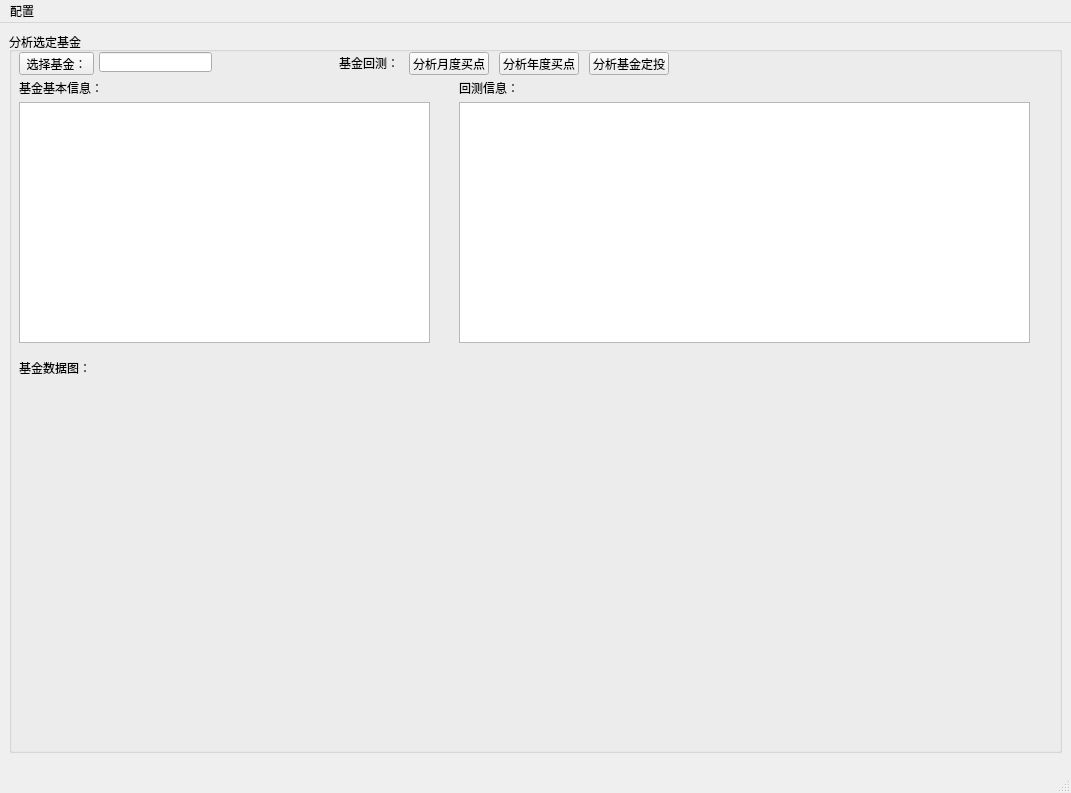
Before: the Qt Designer form AnalyseFounds/AnalyseFounds.ui in memsploitable/pyFinanceTool, drawn with Qt 5.
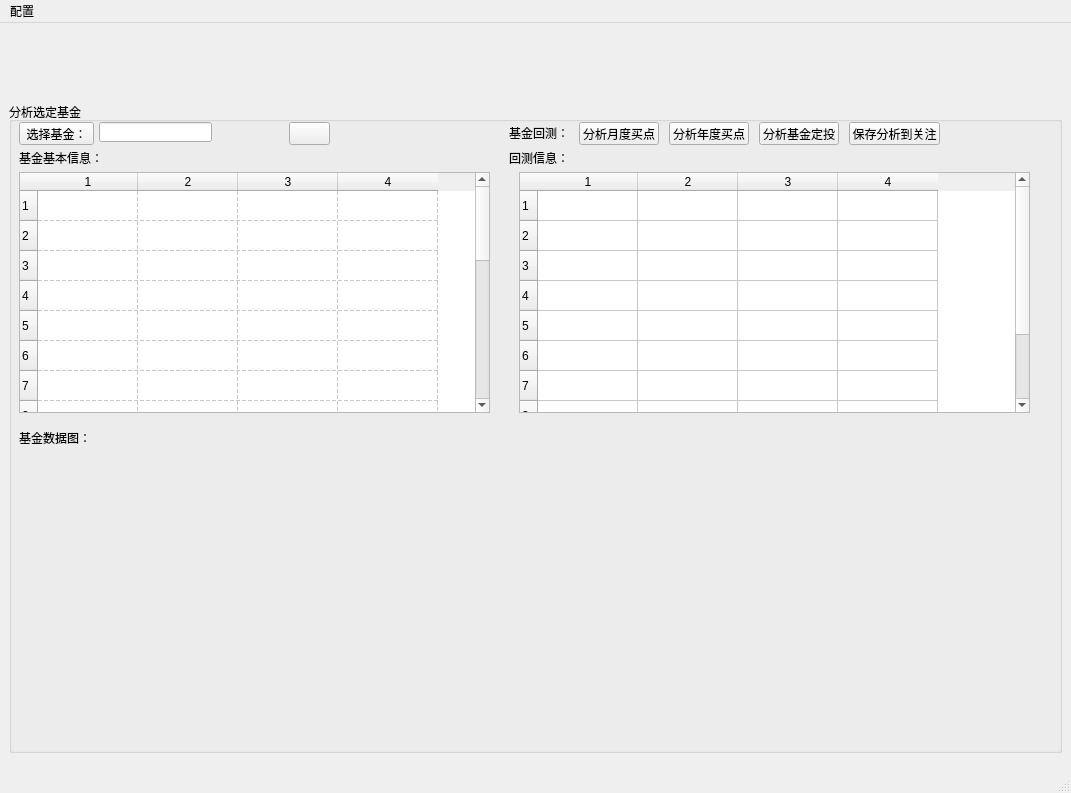
After: the same form once the commit is applied. Icons and pictures are not drawn. Custom widgets are drawn as their Qt base class.

Commit message: renew the main GUI,and select the code from db

```diff
--- a/AnalyseFounds/AnalyseFounds.ui
+++ b/AnalyseFounds/AnalyseFounds.ui
@@ -24,9 +24,9 @@
           <property name="geometry">
               <rect>
                   <x>9</x>
-                  <y>9</y>
+                  <y>79</y>
                   <width>1053</width>
-                  <height>721</height>
+                  <height>651</height>
               </rect>
           </property>
           <property name="title">
@@ -77,7 +77,7 @@
           <widget class="QPushButton" name="pushAnalyseMonthDataButton">
               <property name="geometry">
                   <rect>
-                      <x>400</x>
+                      <x>570</x>
                       <y>20</y>
                       <width>80</width>
                       <height>23</height>
@@ -90,7 +90,7 @@
           <widget class="QPushButton" name="pushAnalyseYearDataButton">
               <property name="geometry">
                   <rect>
-                      <x>490</x>
+                      <x>660</x>
                       <y>20</y>
                       <width>80</width>
                       <height>23</height>
@@ -103,7 +103,7 @@
           <widget class="QPushButton" name="pushAnalyseFixedInvestmentButton">
               <property name="geometry">
                   <rect>
-                      <x>580</x>
+                      <x>750</x>
                       <y>20</y>
                       <width>80</width>
                       <height>23</height>
@@ -113,16 +113,6 @@
                   <string>分析基金定投</string>
               </property>
           </widget>
-          <widget class="QListWidget" name="listFoundBasicInfoWidget">
-              <property name="geometry">
-                  <rect>
-                      <x>10</x>
-                      <y>70</y>
-                      <width>411</width>
-                      <height>241</height>
-                  </rect>
-              </property>
-          </widget>
           <widget class="FoundDataWidget" name="foundDataWidget" native="true">
               <property name="geometry">
                   <rect>
@@ -149,7 +139,7 @@
           <widget class="QLabel" name="label_3">
               <property name="geometry">
                   <rect>
-                      <x>330</x>
+                      <x>500</x>
                       <y>25</y>
                       <width>60</width>
                       <height>12</height>
@@ -162,7 +152,7 @@
           <widget class="QLabel" name="label_4">
               <property name="geometry">
                   <rect>
-                      <x>450</x>
+                      <x>500</x>
                       <y>50</y>
                       <width>60</width>
                       <height>12</height>
@@ -172,15 +162,118 @@
                   <string>回测信息：</string>
               </property>
           </widget>
-          <widget class="QListWidget" name="listAnalysedInfoWidget">
+          <widget class="QPushButton" name="pushButton">
               <property name="geometry">
                   <rect>
-                      <x>450</x>
+                      <x>840</x>
+                      <y>20</y>
+                      <width>91</width>
+                      <height>23</height>
+                  </rect>
+              </property>
+              <property name="toolTip">
+                  <string>将当前基金保存到关注列表</string>
+              </property>
+              <property name="text">
+                  <string>保存分析到关注</string>
+              </property>
+          </widget>
+          <widget class="QPushButton" name="pushAddCodeFavouriteButton">
+              <property name="geometry">
+                  <rect>
+                      <x>280</x>
+                      <y>20</y>
+                      <width>41</width>
+                      <height>23</height>
+                  </rect>
+              </property>
+              <property name="text">
+                  <string/>
+              </property>
+              <property name="icon">
+                  <iconset>
+                      <normaloff>img/addfavourite.png</normaloff>img/addfavourite.png
+                  </iconset>
+              </property>
+          </widget>
+          <widget class="QTableWidget" name="tableFoundBasicInfoWidget">
+              <property name="geometry">
+                  <rect>
+                      <x>10</x>
                       <y>70</y>
-                      <width>571</width>
+                      <width>471</width>
                       <height>241</height>
                   </rect>
               </property>
+              <property name="gridStyle">
+                  <enum>Qt::DashLine</enum>
+              </property>
+              <property name="sortingEnabled">
+                  <bool>true</bool>
+              </property>
+              <property name="rowCount">
+                  <number>20</number>
+              </property>
+              <property name="columnCount">
+                  <number>4</number>
+              </property>
+              <row/>
+              <row/>
+              <row/>
+              <row/>
+              <row/>
+              <row/>
+              <row/>
+              <row/>
+              <row/>
+              <row/>
+              <row/>
+              <row/>
+              <row/>
+              <row/>
+              <row/>
+              <row/>
+              <row/>
+              <row/>
+              <row/>
+              <row/>
+              <column/>
+              <column/>
+              <column/>
+              <column/>
+          </widget>
+          <widget class="QTableWidget" name="tableAnalysedResultInfoWidget">
+              <property name="geometry">
+                  <rect>
+                      <x>510</x>
+                      <y>70</y>
+                      <width>511</width>
+                      <height>241</height>
+                  </rect>
+              </property>
+              <property name="sortingEnabled">
+                  <bool>true</bool>
+              </property>
+              <property name="rowCount">
+                  <number>10</number>
+              </property>
+              <property name="columnCount">
+                  <number>4</number>
+              </property>
+              <row/>
+              <row/>
+              <row/>
+              <row/>
+              <row/>
+              <row/>
+              <row/>
+              <row/>
+              <row/>
+              <row/>
+              <column/>
+              <column/>
+              <column/>
+              <column/>
           </widget>
       </widget>
   </widget>
```
Left out of the diff: 2 changed lines with no effect on the pictures. The commit also changes 3 other files.
